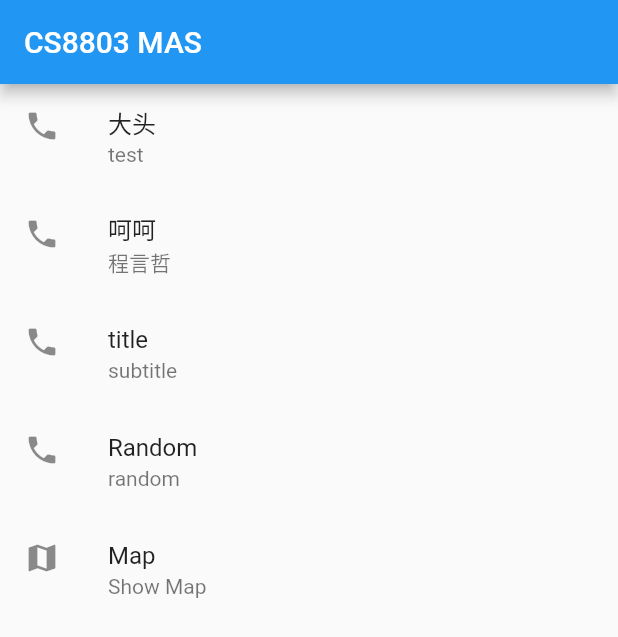
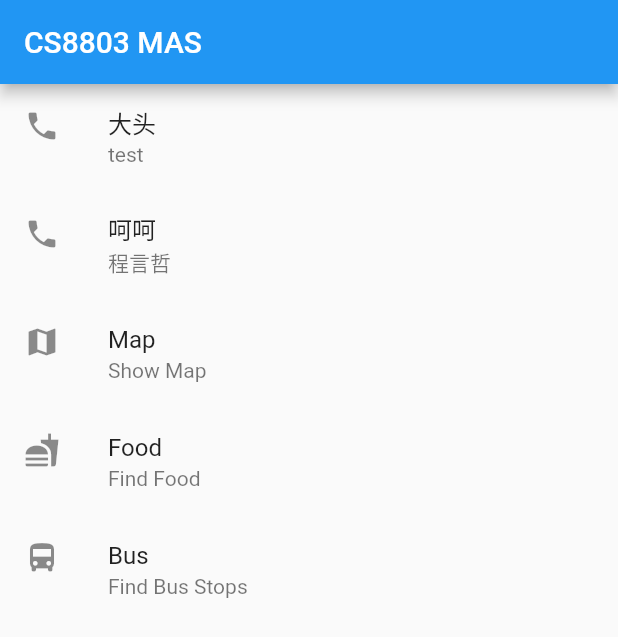
Before and after one commit to RichardeJiang/one, a Flutter app: the screen it shows after launch, on a phone screen of 412 x 824 dp. Shown: the top 637 px of the screen. Run offline on Flutter 3.47's test engine with Material 2 defaults, Android fonts, the phone set to English and light mode, and no system bars; our stand-ins replace google_maps_flutter.

Commit message:
added posts with icons

```diff
--- a/lib/main.dart
+++ b/lib/main.dart
@@ -16,9 +16,9 @@ class MyApp extends StatelessWidget {
     List<Post> st = new List();
     st.add(new Post("大头", "test"));
     st.add(new Post("呵呵", "程言哲"));
-    st.add(new Post("title", "subtitle"));
-    st.add(new Post("Random", "random"));
     st.add(new Post("Map", "Show Map"));
+    st.add(new Post("Food", "Find Food"));
+    st.add(new Post("Bus", "Find Bus Stops"));
 
     return MaterialApp(
       title: title,
@@ -29,7 +29,17 @@ class MyApp extends StatelessWidget {
         body: ListView.builder(
           itemBuilder: (BuildContext context, int index) {
             var post = st[index];
-            var ic = post.ti != "Map" ? Icon(Icons.phone) : Icon(Icons.map);
+            var ic = Icon(Icons.phone);
+            switch(post.ti) {
+              case "Map":
+                ic = Icon(Icons.map); break;
+              case "Food":
+                ic = Icon(Icons.fastfood); break;
+              case "Bus":
+                ic = Icon(Icons.directions_bus); break;
+              default:
+                ic = Icon(Icons.phone);
+            }
 
             return ListTile(
               leading: ic,
```
